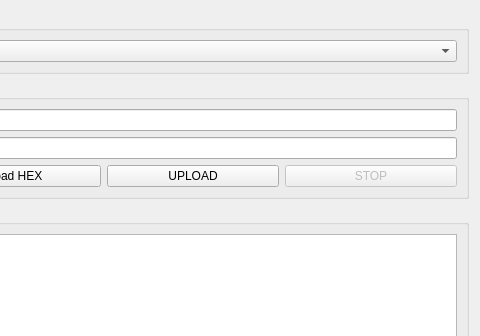
Old version of the form NetworkViewer/plugins/dsPICBootloader/dsPICBootloader.ui in the repository glocklueng/openecosys; both pictures show x 160 to 640 and y 0 to 336 of the 640 by 480 pixel window.
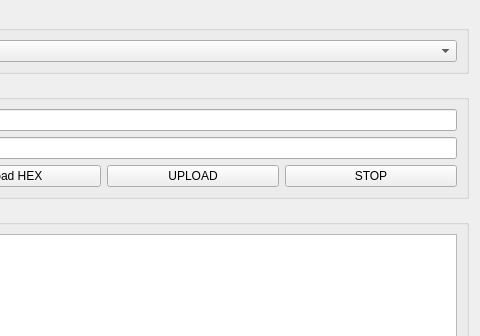
New version of the form.

Patch:
```diff
--- a/NetworkViewer/plugins/dsPICBootloader/dsPICBootloader.ui
+++ b/NetworkViewer/plugins/dsPICBootloader/dsPICBootloader.ui
@@ -91,7 +91,7 @@
         <item>
          <widget class="QPushButton" name="m_stopButton">
           <property name="enabled">
-           <bool>false</bool>
+           <bool>true</bool>
           </property>
           <property name="text">
            <string>STOP</string>
```
